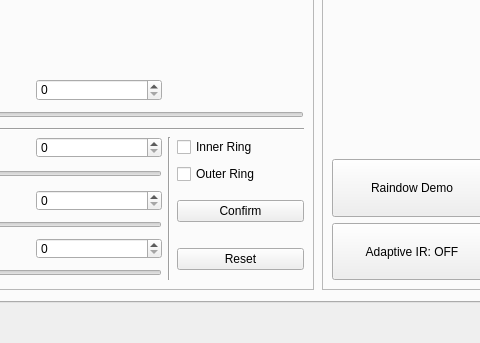
Old version of the form _ui/FlashLapse_Pro.ui in the repository CoCl-Jerry/Flashlapse_Pro_Dev; both pictures show x 129 to 609 and y 257 to 600 of the 1024 by 600 pixel window.
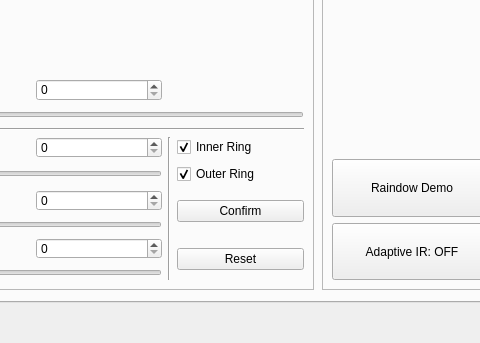
New version of the form. Icons and pictures are not drawn. Custom widgets are drawn as their Qt base class.

Diff of the .ui file:
```diff
--- a/_ui/FlashLapse_Pro.ui
+++ b/_ui/FlashLapse_Pro.ui
@@ -250,6 +250,9 @@
           <property name="text">
            <string>Inner Ring</string>
           </property>
+          <property name="checked">
+           <bool>true</bool>
+          </property>
          </widget>
         </item>
         <item row="4" column="3">
@@ -257,6 +260,9 @@
           <property name="text">
            <string>Outer Ring</string>
           </property>
+          <property name="checked">
+           <bool>true</bool>
+          </property>
          </widget>
         </item>
         <item row="5" column="3" rowspan="2">
```
